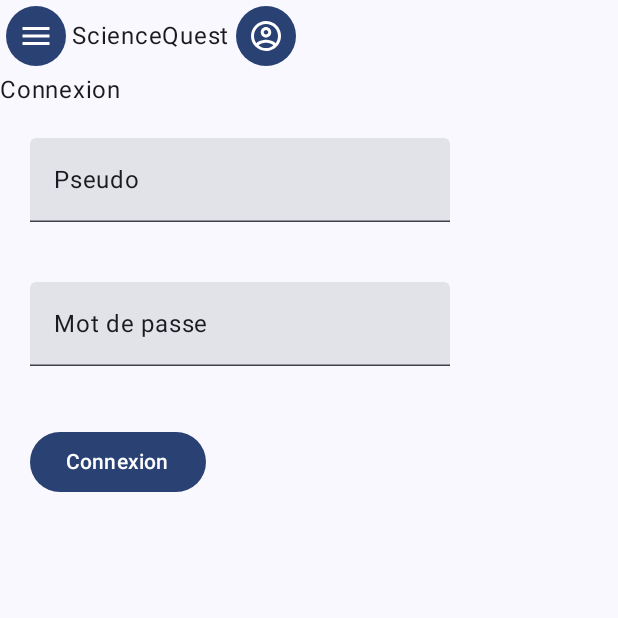
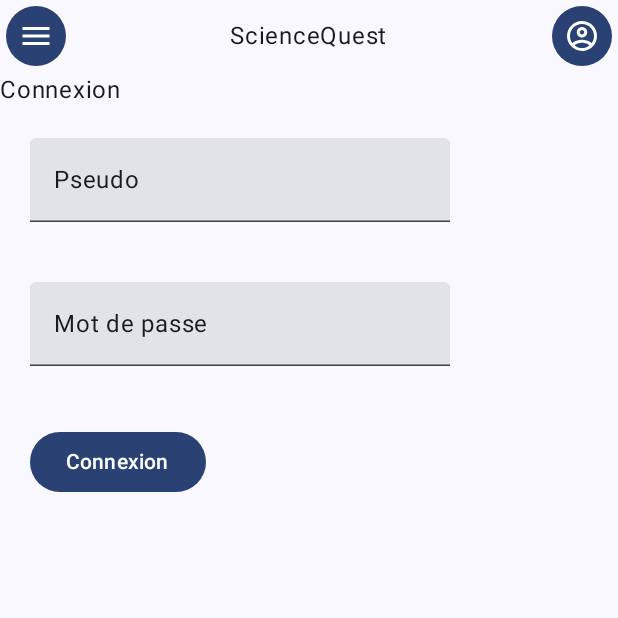
Before and after one commit to JdAlix/ScienceQuest, an Android app built with Jetpack Compose: the screen it shows after launch (MainActivity), on a phone screen of 412 x 824 dp, the top half of it. Run offline under Robolectric (Android 15) with nearby library versions, the phone set to English and light mode, and no system bars.

Commit message:
Ajout de 3 colonnes dans la ligne de la navbar pour bien placer chaque item

```diff
--- a/android/app/src/main/java/fr/iut/sciencequest/view/TopBar.kt
+++ b/android/app/src/main/java/fr/iut/sciencequest/view/TopBar.kt
@@ -2,7 +2,7 @@ package fr.iut.sciencequest.view
 
 import androidx.compose.foundation.Image
 import androidx.compose.foundation.layout.Arrangement
-import androidx.compose.foundation.layout.Box
+import androidx.compose.foundation.layout.Column
 import androidx.compose.foundation.layout.Row
 import androidx.compose.foundation.layout.fillMaxWidth
 import androidx.compose.material3.FilledIconButton
@@ -17,13 +17,19 @@ import fr.iut.sciencequest.R
 
 @Composable
 fun TopBar(goToAccount: () -> Unit, goToHome: () -> Unit, modifier: Modifier? = Modifier.fillMaxWidth()) {
-    Row(horizontalArrangement = Arrangement.SpaceBetween, verticalAlignment = Alignment.CenterVertically) {
-        FilledIconButton(onClick = { goToHome() }) {
-            Image(painter = painterResource(id = R.drawable.menu), contentDescription = "Menu")
+    Row(horizontalArrangement = Arrangement.SpaceBetween, verticalAlignment = Alignment.CenterVertically, modifier = Modifier.fillMaxWidth()) {
+        Column(horizontalAlignment = Alignment.Start) {
+            FilledIconButton(onClick = { goToHome() }) {
+                Image(painter = painterResource(id = R.drawable.menu), contentDescription = "Menu")
+            }
         }
-        Text(text = stringResource(id = R.string.app_name))
-        FilledIconButton(onClick = { goToAccount() }) {
-            Image(painter = painterResource(id = R.drawable.account_circle_outline), contentDescription = "Account")
+        Column(horizontalAlignment = Alignment.CenterHorizontally) {
+            Text(text = stringResource(id = R.string.app_name))
+        }
+        Column(horizontalAlignment = Alignment.End) {
+            FilledIconButton(onClick = { goToAccount() }) {
+                Image(painter = painterResource(id = R.drawable.account_circle_outline), contentDescription = "Account")
+            }
         }
     }
 }
```
